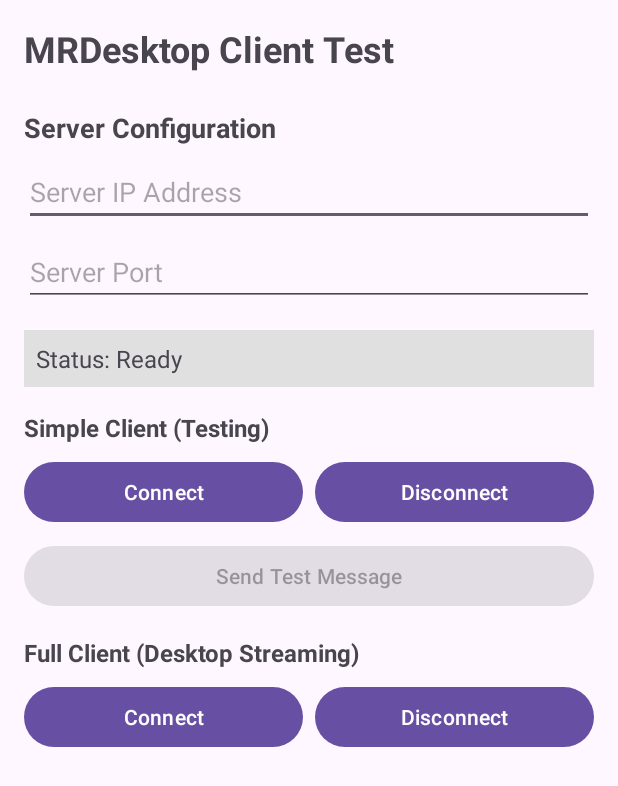
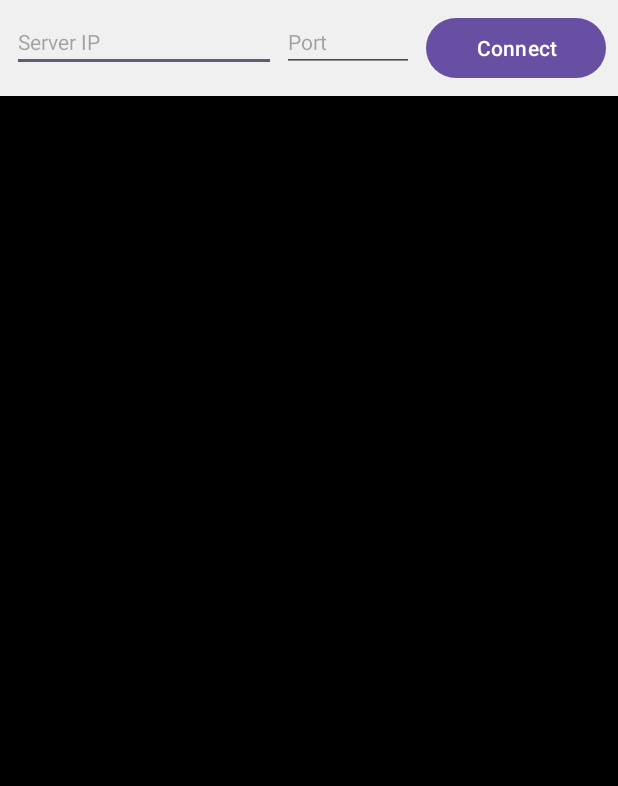
Before and after one commit to abrady/MRDesktop, an Android app: the layout activity_main.xml on its own in the app's theme, with its tools: preview values and no code run, on a phone screen of 412 x 824 dp. Shown: the top 786 px of the screen. Run offline under Robolectric (Android 15) with nearby library versions, the phone set to English and light mode, and no system bars.

Commit message:
layout changs

```diff
--- a/android/app/src/main/AndroidManifest.xml
+++ b/android/app/src/main/AndroidManifest.xml
@@ -21,6 +21,7 @@
             android:name=".MainActivity"
             android:exported="true"
             android:label="@string/app_name"
+            android:screenOrientation="landscape"
             android:theme="@style/Theme.MRDesktop">
             <intent-filter>
                 <action android:name="android.intent.action.MAIN" />
--- a/android/app/src/main/res/layout/activity_main.xml
+++ b/android/app/src/main/res/layout/activity_main.xml
@@ -2,128 +2,63 @@
 <LinearLayout xmlns:android="http://schemas.android.com/apk/res/android"
     android:layout_width="match_parent"
     android:layout_height="match_parent"
-    android:orientation="vertical"
-    android:padding="16dp">
+    android:orientation="vertical">
 
-    <TextView
-        android:layout_width="wrap_content"
+    <!-- Connection Controls Panel -->
+    <LinearLayout
+        android:id="@+id/connectionPanel"
+        android:layout_width="match_parent"
         android:layout_height="wrap_content"
-        android:text="MRDesktop Client Test"
-        android:textSize="24sp"
-        android:textStyle="bold"
-        android:layout_marginBottom="24dp" />
+        android:orientation="horizontal"
+        android:padding="8dp"
+        android:background="#F0F0F0">
 
-    <TextView
-        android:layout_width="wrap_content"
+        <LinearLayout
+            android:id="@+id/serverConfigPanel"
+            android:layout_width="0dp"
             android:layout_height="wrap_content"
-        android:text="Server Configuration"
-        android:textSize="18sp"
-        android:textStyle="bold"
-        android:layout_marginBottom="8dp" />
+            android:layout_weight="1"
+            android:orientation="horizontal">
 
             <EditText
                 android:id="@+id/editServerIP"
-        android:layout_width="match_parent"
+                android:layout_width="0dp"
                 android:layout_height="wrap_content"
-        android:hint="Server IP Address"
+                android:layout_weight="2"
+                android:hint="Server IP"
                 android:inputType="textNoSuggestions"
-        android:layout_marginBottom="8dp" />
+                android:textSize="14sp"
+                android:layout_marginEnd="4dp" />
 
             <EditText
                 android:id="@+id/editServerPort"
-        android:layout_width="match_parent"
-        android:layout_height="wrap_content"
-        android:hint="Server Port"
-        android:inputType="number"
-        android:layout_marginBottom="16dp" />
-
-    <TextView
-        android:id="@+id/textStatus"
-        android:layout_width="match_parent"
-        android:layout_height="wrap_content"
-        android:text="Status: Ready"
-        android:textSize="16sp"
-        android:padding="8dp"
-        android:background="#E0E0E0"
-        android:layout_marginBottom="16dp" />
-
-    <TextView
-        android:layout_width="wrap_content"
-        android:layout_height="wrap_content"
-        android:text="Simple Client (Testing)"
-        android:textSize="16sp"
-        android:textStyle="bold"
-        android:layout_marginBottom="8dp" />
-
-    <LinearLayout
-        android:layout_width="match_parent"
-        android:layout_height="wrap_content"
-        android:orientation="horizontal"
-        android:layout_marginBottom="8dp">
-
-        <Button
-            android:id="@+id/btnSimpleConnect"
                 android:layout_width="0dp"
                 android:layout_height="wrap_content"
                 android:layout_weight="1"
-            android:text="Connect"
-            android:layout_marginEnd="4dp" />
-
-        <Button
-            android:id="@+id/btnSimpleDisconnect"
-            android:layout_width="0dp"
-            android:layout_height="wrap_content"
-            android:layout_weight="1"
-            android:text="Disconnect"
-            android:layout_marginStart="4dp" />
+                android:hint="Port"
+                android:inputType="number"
+                android:textSize="14sp"
+                android:layout_marginEnd="8dp" />
 
         </LinearLayout>
 
         <Button
-        android:id="@+id/btnSendTest"
-        android:layout_width="match_parent"
+            android:id="@+id/btnConnection"
+            android:layout_width="120dp"
             android:layout_height="wrap_content"
-        android:text="Send Test Message"
-        android:enabled="false"
-        android:layout_marginBottom="16dp" />
-
-    <TextView
-        android:layout_width="wrap_content"
-        android:layout_height="wrap_content"
-        android:text="Full Client (Desktop Streaming)"
-        android:textSize="16sp"
-        android:textStyle="bold"
-        android:layout_marginBottom="8dp" />
-
-    <LinearLayout
-        android:layout_width="match_parent"
-        android:layout_height="wrap_content"
-        android:orientation="horizontal">
-
-        <Button
-            android:id="@+id/btnFullConnect"
-            android:layout_width="0dp"
-            android:layout_height="wrap_content"
-            android:layout_weight="1"
             android:text="Connect"
-            android:layout_marginEnd="4dp" />
-
-        <Button
-            android:id="@+id/btnFullDisconnect"
-            android:layout_width="0dp"
-            android:layout_height="wrap_content"
-            android:layout_weight="1"
-            android:text="Disconnect"
-            android:layout_marginStart="4dp" />
+            android:textSize="14sp" />
 
     </LinearLayout>
 
+    <!-- Desktop Stream Display -->
     <ImageView
         android:id="@+id/imageFrame"
         android:layout_width="match_parent"
         android:layout_height="0dp"
         android:layout_weight="1"
         android:scaleType="fitCenter"
-        android:contentDescription="Remote frame" />
+        android:background="#000000"
+        android:contentDescription="Remote desktop stream" />
 
 </LinearLayout>
```
Also changed, not shown: android/app/src/main/java/com/mrdesktop/MainActivity.java (+42 -15 lines). Lines whose indentation alone changed are shown as unchanged.
